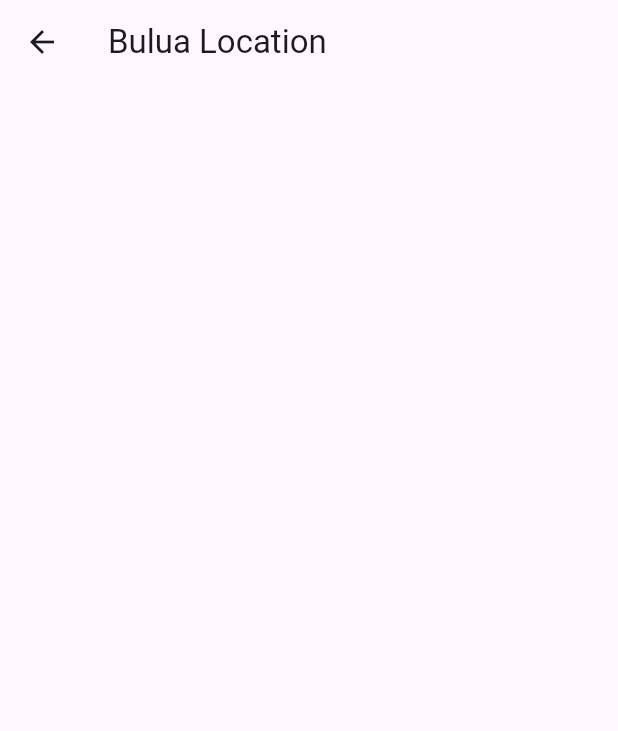
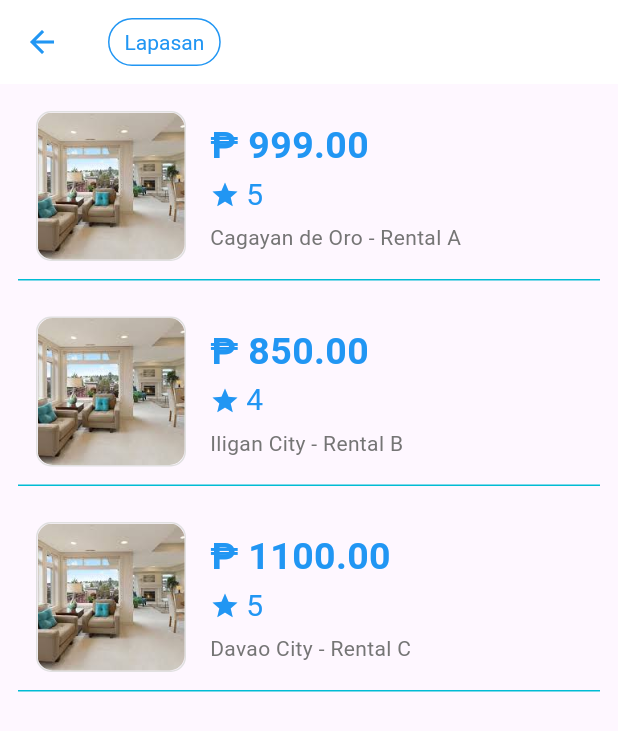
Before and after one commit to elRapha04/FRONTEND_CS2C-Group-3, a Flutter app: the LapasanPage screen opened directly, on a phone screen of 412 x 824 dp. Shown: the top 731 px of the screen. Run offline on Flutter 3.47's test engine with Material 3 defaults, Android fonts, the light colour scheme and no system bars.

Commit message:
added rental list in lapasan.dart

```diff
--- a/lib/pages/Rentals/RentalLocations/lapasan.dart
+++ b/lib/pages/Rentals/RentalLocations/lapasan.dart
@@ -1,14 +1,126 @@
 import 'package:flutter/material.dart';
 
+class RentalItem {
+  final String imagePath; // Path to asset image
+  final double price;
+  final int rating;
+  final String location;
+
+  RentalItem({
+    required this.imagePath,
+    required this.price,
+    required this.rating,
+    required this.location,
+  });
+}
+
 class LapasanPage extends StatelessWidget {
-  const LapasanPage({super.key});
+  final List<RentalItem> rentalItems = [
+    RentalItem(
+      imagePath: 'assets/Rent2.jpg',
+      price: 999.00,
+      rating: 5,
+      location: "Cagayan de Oro - Rental A",
+    ),
+    RentalItem(
+      imagePath: 'assets/Rent2.jpg',
+      price: 850.00,
+      rating: 4,
+      location: "Iligan City - Rental B",
+    ),
+    RentalItem(
+      imagePath: 'assets/Rent2.jpg',
+      price: 1100.00,
+      rating: 5,
+      location: "Davao City - Rental C",
+    ),
+  ];
 
   @override
   Widget build(BuildContext context) {
     return Scaffold(
       appBar: AppBar(
-        title: Text("Bulua Location"),
+        leading: BackButton(color: Colors.blue),
+        backgroundColor: Colors.white,
+        title: Container(
+          padding: EdgeInsets.symmetric(horizontal: 10, vertical: 6),
+          decoration: BoxDecoration(
+            border: Border.all(color: Colors.blue),
+            borderRadius: BorderRadius.circular(20),
+          ),
+          child: Text(
+            "Lapasan",
+            style: TextStyle(color: Colors.blue, fontSize: 14),
+          ),
+        ),
+      ),
+      body: ListView.builder(
+        itemCount: rentalItems.length,
+        itemBuilder: (context, index) {
+          return RentalBox(item: rentalItems[index]);
+        },
       ),
     );
   }
 }
+
+class RentalBox extends StatelessWidget {
+  final RentalItem item;
+
+  const RentalBox({Key? key, required this.item}) : super(key: key);
+
+  @override
+  Widget build(BuildContext context) {
+    return Container(
+      margin: EdgeInsets.symmetric(horizontal: 12, vertical: 6),
+      decoration: BoxDecoration(
+        border: Border(
+          bottom: BorderSide(color: Colors.cyan),
+        ),
+      ),
+      child: Padding(
+        padding: const EdgeInsets.all(12.0),
+        child: Row(
+          children: [
+            Container(
+              width: 100,
+              height: 100,
+              decoration: BoxDecoration(
+                border: Border.all(color: Colors.grey.shade300),
+                borderRadius: BorderRadius.circular(10),
+              ),
+              child: ClipRRect(
+                borderRadius: BorderRadius.circular(10),
+                child: Image.asset(
+                  item.imagePath,
+                  fit: BoxFit.cover,
+                ),
+              ),
+            ),
+            SizedBox(width: 16),
+            Expanded(
+              child: Column(
+                crossAxisAlignment: CrossAxisAlignment.start,
+                children: [
+                  Text(
+                    "₱ ${item.price.toStringAsFixed(2)}",
+                    style: TextStyle(fontSize: 25, fontWeight: FontWeight.bold, color: Colors.blue),
+                  ),
+                  Row(
+                    children: [
+                      Icon(Icons.star, size: 20, color: Colors.blue),
+                      SizedBox(width: 4),
+                      Text("${item.rating}", style: TextStyle(color: Colors.blue, fontSize: 20,)),
+                    ],
+                  ),
+                  SizedBox(height: 4),
+                  Text(item.location, style: TextStyle(color: Colors.grey.shade600)),
+                ],
+              ),
+            ),
+          ],
+        ),
+      ),
+    );
+  }
+}
```
